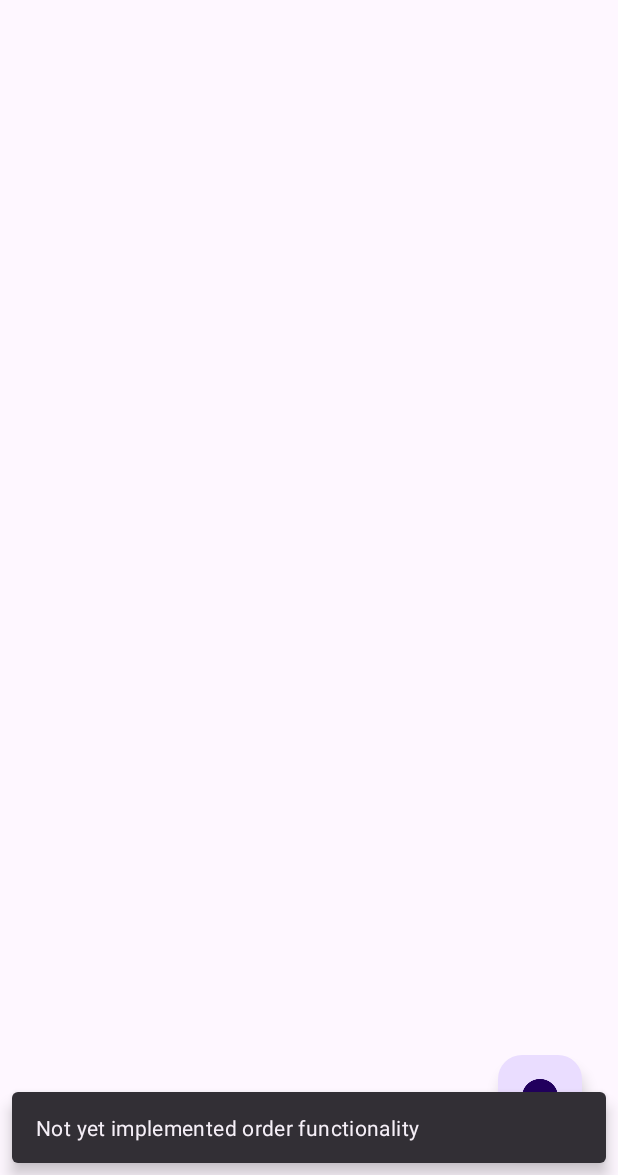
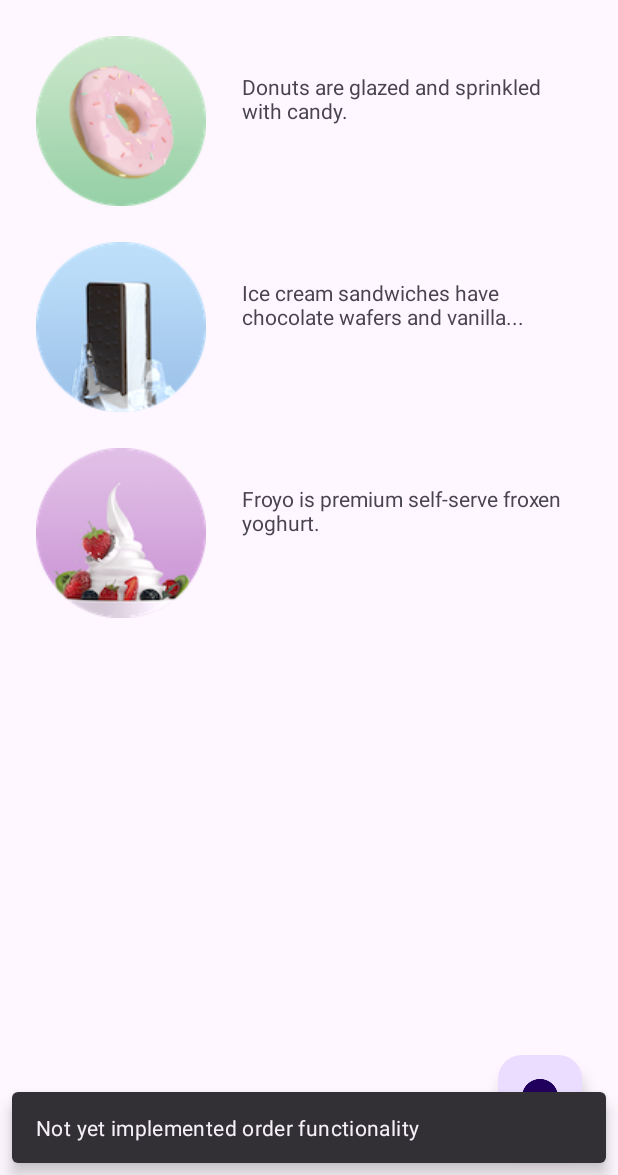
Before and after one commit to Marz-dev-tech/137214_Cafe_App, an Android app: the screen it shows after launch (MainActivity), after a tap on an icon or button, on a phone screen of 412 x 824 dp, the part 61-1236 px from its top. Run offline under Robolectric (Android 15) with nearby library versions, the phone set to English and light mode, and no system bars.

Commit message:
fixed display issues
Fixed the display issues and icon alignment giving more space betweeen the icons

```diff
--- a/app/src/main/res/layout/activity_main.xml
+++ b/app/src/main/res/layout/activity_main.xml
@@ -42,35 +42,33 @@
         android:contentDescription="Donuts are glazed and sprinkled with candy."
         android:onClick="showDonutOrder"
         app:layout_constraintStart_toStartOf="parent"
-        app:layout_constraintBottom_toBottomOf="parent"
-        app:src="@drawable/donut_circle"
+        app:layout_constraintTop_toBottomOf="@+id/textintro"
+        app:srcCompat="@drawable/donut_circle"
         />
 
     <ImageView
         android:id="@+id/ice_cream"
         android:layout_width="wrap_content"
         android:layout_height="wrap_content"
-        android:layout_marginLeft="24dp"
+        android:layout_marginStart="24dp"
         android:layout_marginTop="24dp"
         android:contentDescription="Ice cream sandwiches have chocolate wafers and vanilla..."
         android:onClick="showIceCreamOrder"
         app:layout_constraintStart_toStartOf="parent"
-        app:layout_constraintBottom_toBottomOf="parent"
-        app:src="@drawable/icecream_circle"
-        />
+        app:layout_constraintTop_toBottomOf="@+id/donut"
+        app:srcCompat="@drawable/icecream_circle" />
 
     <ImageView
         android:id="@+id/froyo"
         android:layout_width="wrap_content"
         android:layout_height="wrap_content"
-        android:layout_marginLeft="24dp"
+        android:layout_marginStart="24dp"
         android:layout_marginTop="24dp"
         android:contentDescription="Froyo is premium self-serve froxen yoghurt."
         android:onClick="showFroyoOrder"
         app:layout_constraintStart_toStartOf="parent"
-        app:layout_constraintBottom_toBottomOf="parent"
-        app:src="@drawable/froyo_circle"
-        />
+        app:layout_constraintTop_toBottomOf="@+id/ice_cream"
+        app:srcCompat="@drawable/froyo_circle" />
 
     <TextView
         android:id="@+id/donut_description"
```
